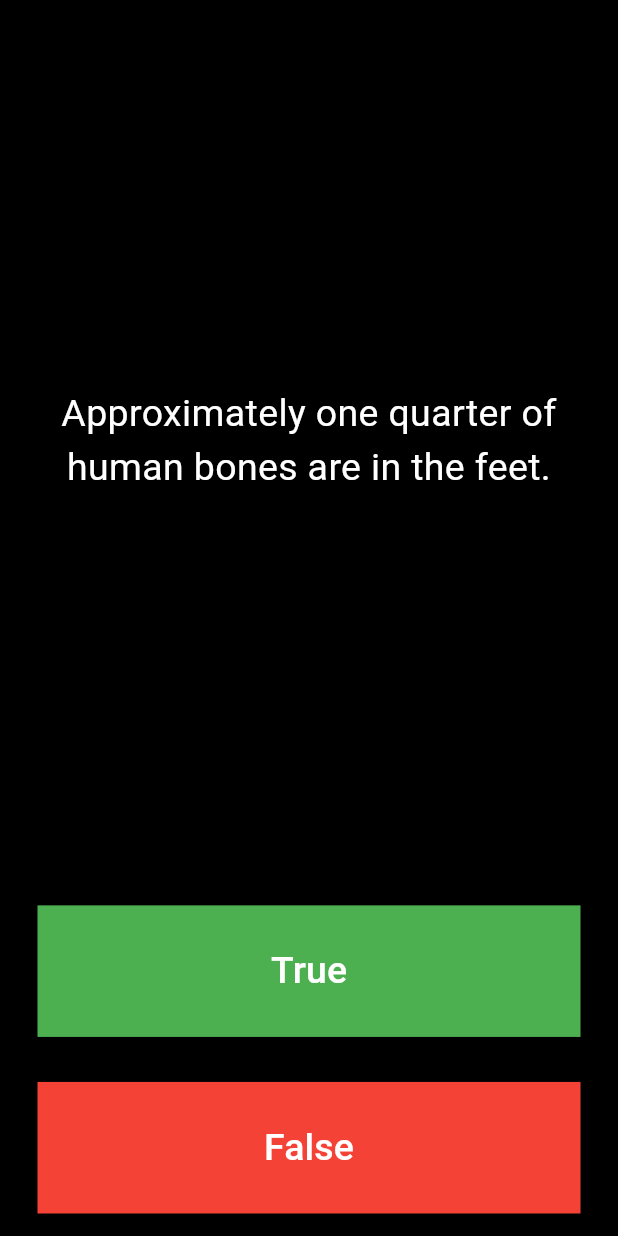
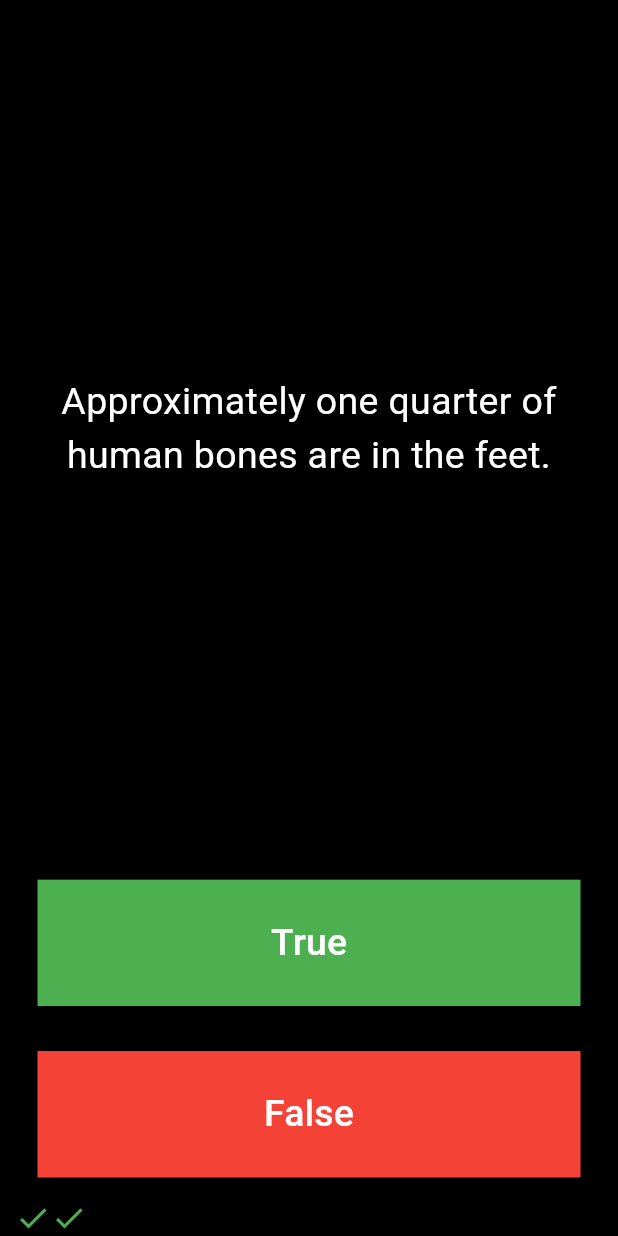
Before and after one commit to Vladimir182/Quizzler_Flutter, a Flutter app: the screen it shows after launch, after a tap on "True", after a tap on "False", on a phone screen of 412 x 824 dp. Run offline on Flutter 3.47's test engine with Material 3 defaults, Android fonts, the phone set to English and light mode, and no system bars; our stand-ins replace rflutter_alert.

```diff
--- a/lib/main.dart
+++ b/lib/main.dart
@@ -1,5 +1,7 @@
 import 'package:flutter/material.dart';
 import 'package:quizzler_flutter/quiz_brain.dart';
+
+import 'package:rflutter_alert/rflutter_alert.dart';
 
 QuizBrain quizBrain = QuizBrain();
 
@@ -36,6 +38,50 @@ class QuizPage extends StatefulWidget {
 class _QuizPageState extends State<QuizPage> {
   List<Widget> scoreKeeper = [];
 
+  void checkAnswer(bool userPickedAnswer) {
+    bool correctAnswer = quizBrain.getQuestionAnswer();
+
+    setState(() {
+      if (quizBrain.isFinished()) {
+        Alert(
+            context: context,
+            title: "Finished!",
+            desc: "You've reached the end of the quiz",
+            buttons: [
+              DialogButton(
+                onPressed: () => Navigator.pop(context),
+                color: Colors.blue,
+                child: const Text(
+                  "CANCEL",
+                  style: TextStyle(color: Colors.white, fontSize: 18),
+                ),
+              )
+            ]).show();
+
+        scoreKeeper = [];
+        quizBrain.reset();
+      } else {
+        if (userPickedAnswer == correctAnswer) {
+          scoreKeeper.add(
+            const Icon(
+              Icons.check,
+              color: Colors.green,
+            ),
+          );
+        } else {
+          scoreKeeper.add(
+            const Icon(
+              Icons.close,
+              color: Colors.red,
+            ),
+          );
+        }
+
+        quizBrain.nextQuestion();
+      }
+    });
+  }
+
   @override
   Widget build(BuildContext context) {
     return Column(
@@ -69,17 +115,7 @@ class _QuizPageState extends State<QuizPage> {
                   ),
                   backgroundColor: Colors.green,
                 ),
-                onPressed: () {
-                  bool correctAnswer = quizBrain.qetQuestionAnswer();
-                  if (correctAnswer == true) {
-                    debugPrint('User got it right!');
-                  } else {
-                    debugPrint('User got it wrong');
-                  }
-                  setState(() {
-                    quizBrain.nextQuestion();
-                  });
-                },
+                onPressed: () => checkAnswer(true),
                 child: const Text(
                   'True',
                   style: TextStyle(
@@ -103,17 +139,7 @@ class _QuizPageState extends State<QuizPage> {
                   ),
                   backgroundColor: Colors.red,
                 ),
-                onPressed: () {
-                  bool correctAnswer = quizBrain.qetQuestionAnswer();
-                  if (correctAnswer == false) {
-                    debugPrint('User got it right!');
-                  } else {
-                    debugPrint('User got it wrong');
-                  }
-                  setState(() {
-                    quizBrain.nextQuestion();
-                  });
-                },
+                onPressed: () => checkAnswer(false),
                 child: const Text(
                   'False',
                   style: TextStyle(
--- a/lib/quiz_brain.dart
+++ b/lib/quiz_brain.dart
@@ -40,7 +40,13 @@ class QuizBrain {
     return _questionBank[_questionNumber].questionText;
   }
 
-  bool qetQuestionAnswer() {
+  bool getQuestionAnswer() {
     return _questionBank[_questionNumber].questionAnswer;
   }
+
+  bool isFinished() {
+    return (_questionNumber == _questionBank.length - 1) ? true : false;
+  }
+
+  int reset() => _questionNumber = 0;
 }
--- a/pubspec.yaml
+++ b/pubspec.yaml
@@ -35,6 +35,7 @@ dependencies:
   # The following adds the Cupertino Icons font to your application.
   # Use with the CupertinoIcons class for iOS style icons.
   cupertino_icons: ^1.0.8
+  rflutter_alert: ^2.0.7
 
 dev_dependencies:
   flutter_test:
```
Also changed, not shown: pubspec.lock.
